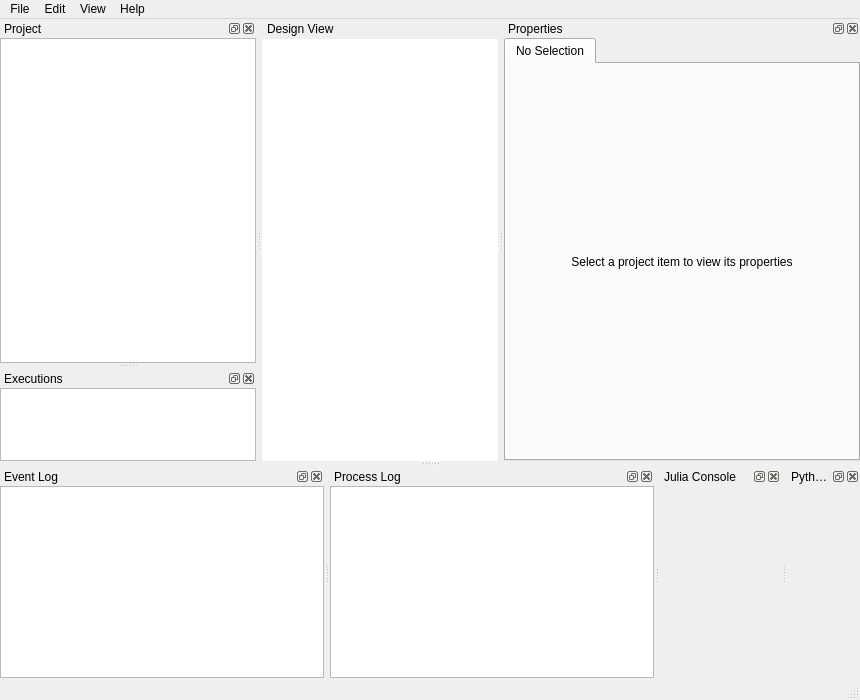
Qt form spinetoolbox/ui/mainwindow.ui (spine-tools/Spine-Toolbox) before a commit.
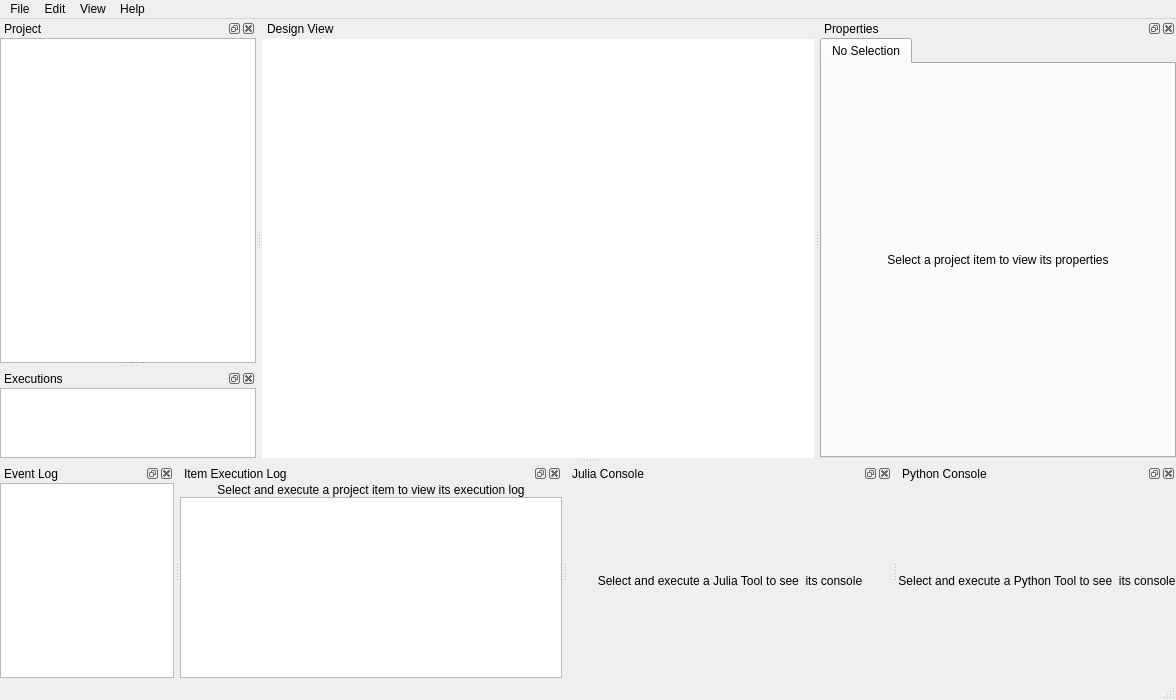
The same form after that commit. Icons and pictures are not drawn. Custom widgets are drawn as their Qt base class.

Commit message:
Introduce Item Execution Log, don't override Main Event Log anymore
Re #1228

Diff of the .ui file:
```diff
--- a/spinetoolbox/ui/mainwindow.ui
+++ b/spinetoolbox/ui/mainwindow.ui
@@ -133,7 +133,7 @@
      <x>0</x>
      <y>0</y>
      <width>860</width>
-     <height>21</height>
+     <height>27</height>
     </rect>
    </property>
    <property name="nativeMenuBar">
@@ -293,12 +293,12 @@
    </property>
    <property name="minimumSize">
     <size>
-     <width>174</width>
+     <width>382</width>
      <height>178</height>
     </size>
    </property>
    <property name="windowTitle">
-    <string>Process Log</string>
+    <string>Item Execution Log</string>
    </property>
    <attribute name="dockWidgetArea">
     <number>8</number>
@@ -327,7 +327,17 @@
       <number>0</number>
      </property>
      <item>
-      <widget class="CustomQTextBrowser" name="textBrowser_processlog">
+      <widget class="QLabel" name="label_no_itemlog">
+       <property name="text">
+        <string>Select and execute a project item to view its execution log</string>
+       </property>
+       <property name="alignment">
+        <set>Qt::AlignCenter</set>
+       </property>
+      </widget>
+     </item>
+     <item>
+      <widget class="CustomQTextBrowser" name="textBrowser_itemlog">
        <property name="sizePolicy">
         <sizepolicy hsizetype="Preferred" vsizetype="Preferred">
          <horstretch>0</horstretch>
@@ -425,7 +435,7 @@
   <widget class="QDockWidget" name="dockWidget_julia_console">
    <property name="minimumSize">
     <size>
-     <width>95</width>
+     <width>324</width>
      <height>80</height>
     </size>
    </property>
@@ -452,6 +462,16 @@
      <property name="bottomMargin">
       <number>0</number>
      </property>
+     <item>
+      <widget class="QLabel" name="label_no_julia_console">
+       <property name="text">
+        <string>Select and execute a Julia Tool to see  its console</string>
+       </property>
+       <property name="alignment">
+        <set>Qt::AlignCenter</set>
+       </property>
+      </widget>
+     </item>
     </layout>
    </widget>
   </widget>
@@ -552,6 +572,16 @@
      <property name="bottomMargin">
       <number>0</number>
      </property>
+     <item>
+      <widget class="QLabel" name="label_no_python_console">
+       <property name="text">
+        <string>Select and execute a Python Tool to see  its console</string>
+       </property>
+       <property name="alignment">
+        <set>Qt::AlignCenter</set>
+       </property>
+      </widget>
+     </item>
     </layout>
    </widget>
   </widget>
```
Left out of the diff: 4 changed lines with no effect on the pictures. The commit also changes 12 other files.
